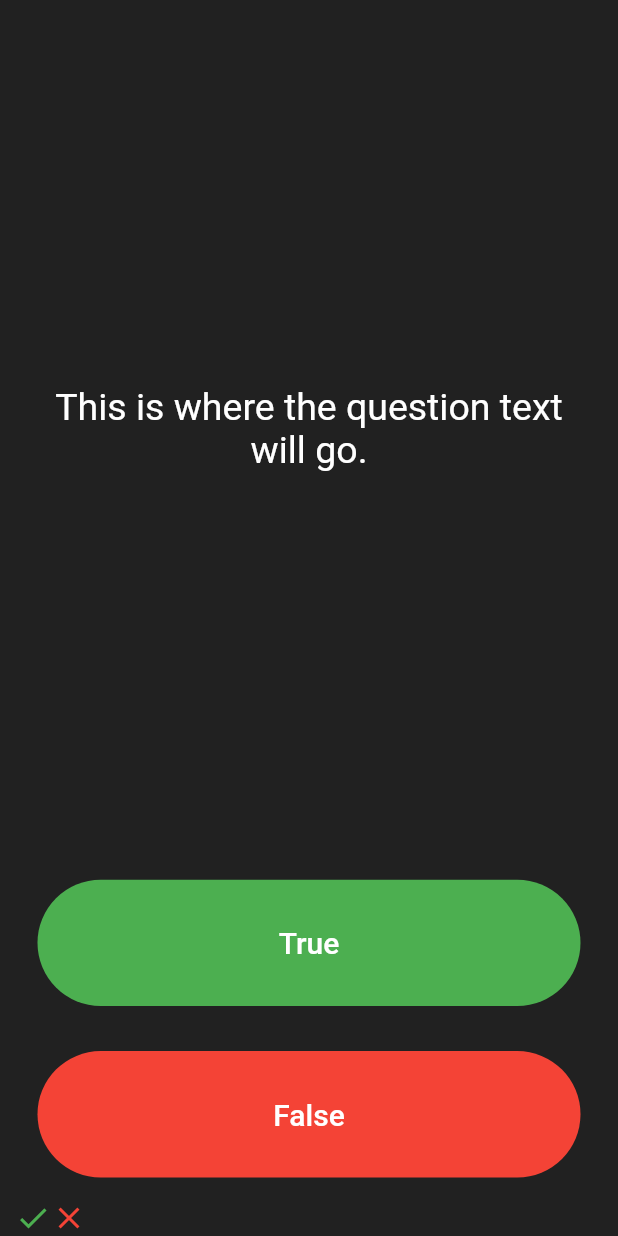
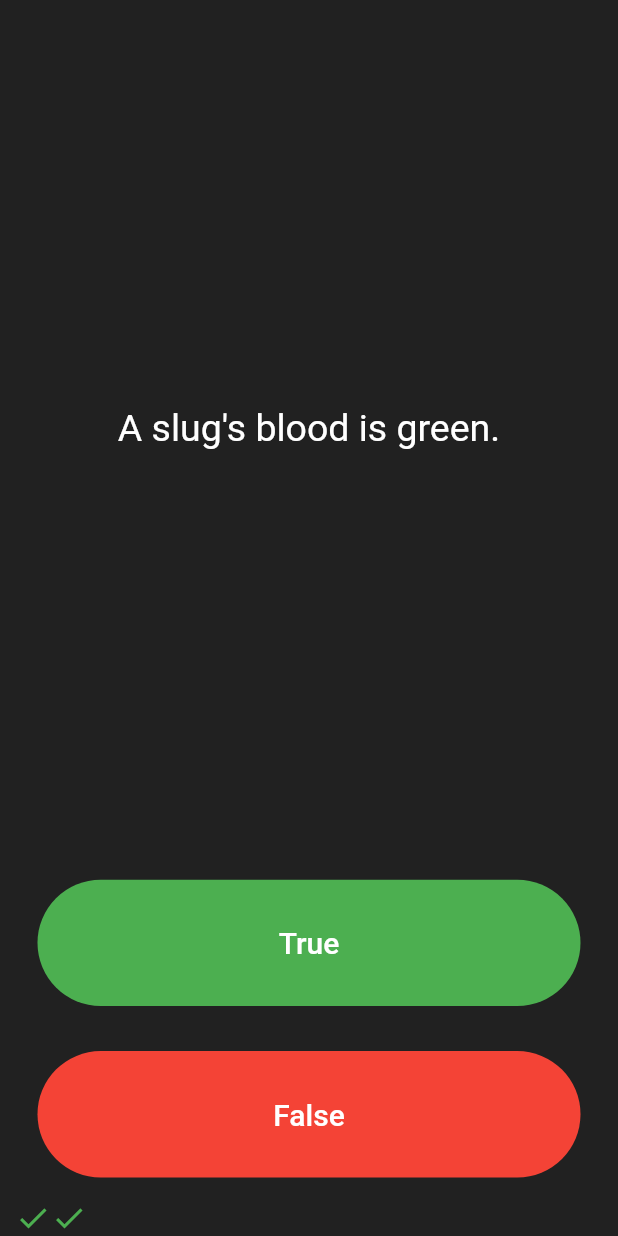
Before and after one commit to TimaevVladislav/flutter_quizzler, a Flutter app: the screen it shows after launch, after a tap on "True", after a tap on "False", on a phone screen of 412 x 824 dp. Run offline on Flutter 3.47's test engine with Material 2 defaults, Android fonts, the phone set to English and light mode, and no system bars.

Commit message:
add:next void

```diff
--- a/lib/main.dart
+++ b/lib/main.dart
@@ -26,6 +26,17 @@ class QuizPage extends StatefulWidget {
 
 class _QuizPageState extends State<QuizPage> {
   List<Icon> icons = [];
+  List<String> questions = [
+    'You can lead a cow down stairs but not up stairs.',
+    'Approximately one quarter of human bones are in the feet.',
+    'A slug\'s blood is green.'
+  ];
+  int questionId = 0;
+
+  void nextQuestion(icon, color) {
+    questionId++;
+    icons.add(Icon(Icons.check, color: Colors.green));
+  }
 
   @override
   Widget build(BuildContext context) {
@@ -39,7 +50,7 @@ class _QuizPageState extends State<QuizPage> {
               padding: EdgeInsets.all(10.0),
               child: Center(
                 child: Text(
-                  'This is where the question text will go.',
+                  questions[questionId],
                   textAlign: TextAlign.center,
                   style: TextStyle(fontSize: 25.0, color: Colors.white),
                 ),
@@ -60,7 +71,7 @@ class _QuizPageState extends State<QuizPage> {
                     )),
                 onPressed: () {
                   setState(() {
-                    icons.add(Icon(Icons.check, color: Colors.green));
+                    nextQuestion(Icons.check, Colors.green);
                   });
                 },
               ),
@@ -82,7 +93,7 @@ class _QuizPageState extends State<QuizPage> {
                 ),
                 onPressed: () {
                   setState(() {
-                    icons.add(Icon(Icons.close, color: Colors.red));
+                    nextQuestion(Icons.close, Colors.red);
                   });
                 },
               ),
```
